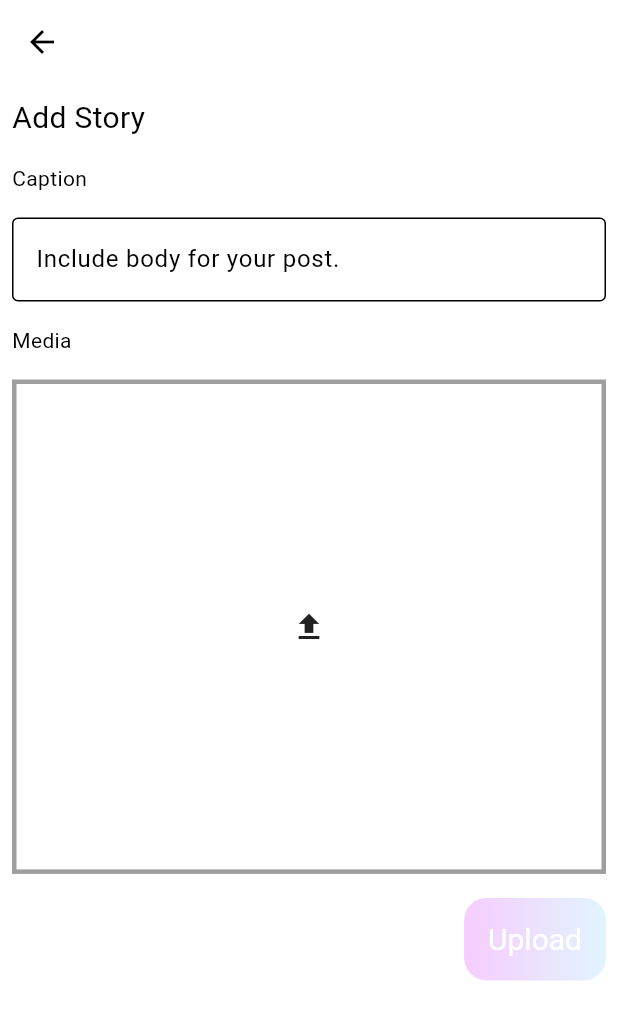
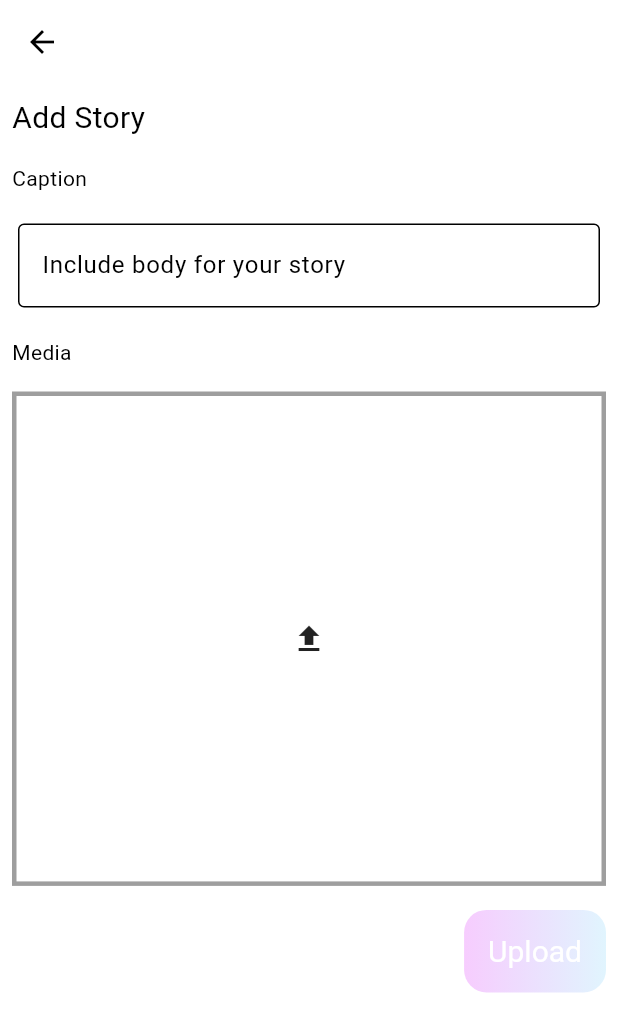
Before and after one commit to DevionStudios/D2D, a Flutter app: the AddStory screen opened directly, after a tap on "Upload", on a phone screen of 412 x 824 dp. Shown: the top 1032 px of the screen. Run offline on Flutter 3.47's test engine with Material 2 defaults, Android fonts, the phone set to English and light mode, and no system bars; our stand-ins replace anim_search_bar, badges, flutter_chat_bubble, flutter_linkify, flutter_otp_text_field, flutter_secure_storage and 11 more; missing offline and left inert: chat_gpt_sdk, circular_reveal_animation, flutter_carousel_slider, flutter_ipfs, flutter_secure_storage_web, swipeable_card_stack and 2 more; accounts and stored records are empty; project files that could hold a hidden picture were left out.

Commit message:
Added @ user Search Textfield

```diff
--- /dev/null
+++ b/lib/components/custom_textfield.dart
@@ -0,0 +1,142 @@
+import 'dart:developer' as dev;
+
+import 'package:flutter/material.dart';
+import 'package:provider/provider.dart';
+
+import 'package:foxxi/models/user.dart';
+import 'package:foxxi/providers/theme_provider.dart';
+
+import '../providers/user_provider.dart';
+
+class CustomTextField extends StatefulWidget {
+  String hintext = '';
+
+  CustomTextField({
+    Key? key,
+    required this.hintext,
+  }) : super(key: key);
+  String caption = '';
+  @override
+  State<CustomTextField> createState() => _CustomTextFieldState();
+}
+
+class _CustomTextFieldState extends State<CustomTextField> {
+  String currentWord = '';
+  List<User> searchedUsers = [];
+  List<String> words = [];
+  String caption = '';
+  bool usernameSelected = false;
+  List<Map<String, dynamic>> followerFollowingList = [];
+  List<User> get users =>
+      followerFollowingList.map((e) => User.fromMap(e)).toList();
+
+  @override
+  void initState() {
+    getfollowerFollowingList();
+    super.initState();
+  }
+
+  void getfollowerFollowingList() {
+    followerFollowingList = [
+      ...?Provider.of<UserProvider>(context, listen: false).user.followers,
+      ...?Provider.of<UserProvider>(context, listen: false).user.following,
+      ...[]
+    ];
+  }
+
+  @override
+  Widget build(BuildContext context) {
+    final isDark = Provider.of<ThemeProvider>(context, listen: true).isDarkMode;
+
+    return RawAutocomplete<User>(
+      optionsBuilder: (TextEditingValue textEditingValue) {
+        if (textEditingValue.text == '') {
+          return [];
+        } else if (users.isNotEmpty && currentWord.startsWith('@')) {
+          List<User> matches = [];
+          matches.addAll(users);
+
+          matches.retainWhere((s) {
+            return s.username
+                .toLowerCase()
+                .contains(currentWord.replaceFirst('@', '').toLowerCase());
+          });
+          dev.log(matches.toString(), name: 'matches');
+          return matches;
+        } else {
+          return [];
+        }
+      },
+      displayStringForOption: (option) {
+        words.last = '@${option.username}';
+        currentWord = words.last;
+
+        return words.join(' ');
+      },
+      onSelected: (User selection) {},
+      fieldViewBuilder: (BuildContext context,
+          TextEditingController textEditingController,
+          FocusNode focusNode,
+          VoidCallback onFieldSubmitted) {
+        return Padding(
+          padding: const EdgeInsets.all(12.0),
+          child: TextField(
+            onChanged: (value) {
+              caption = value;
+              dev.log(caption, name: 'CAP');
+              words = value.split(' ');
+              currentWord = words.last;
+              dev.log(words.toString(), name: 'Words');
+              dev.log(currentWord, name: 'Current Word');
+            },
+            focusNode: focusNode,
+            style:
+                TextStyle(color: isDark ? Colors.grey.shade100 : Colors.black),
+            controller: textEditingController,
+            onSubmitted: (value) {
+              widget.caption = value;
+            },
+            decoration: InputDecoration(
+              border: const OutlineInputBorder(),
+              hintText: widget.hintext,
+            ),
+          ),
+        );
+      },
+      optionsViewBuilder: (BuildContext context, void Function(User) onSelected,
+          Iterable<User> options) {
+        return Material(
+            child: SizedBox(
+                height: 200,
+                child: SingleChildScrollView(
+                    child: Column(
+                  children: options.map((opt) {
+                    return InkWell(
+                      onTap: () {
+                        onSelected(opt);
+                      },
+                      child: Container(
+                        padding: const EdgeInsets.only(right: 60),
+                        child: ListTile(
+                          leading: CircleAvatar(
+                            backgroundImage: NetworkImage(opt.image),
+                          ),
+                          title: Text(
+                            opt.name,
+                            style: TextStyle(
+                                color: isDark ? Colors.white : Colors.black),
+                          ),
+                          subtitle: Text(
+                            opt.username,
+                            style: TextStyle(
+                                color: isDark ? Colors.white : Colors.black),
+                          ),
+                        ),
+                      ),
+                    );
+                  }).toList(),
+                ))));
+      },
+    );
+  }
+}
--- a/lib/widgets/add_story.dart
+++ b/lib/widgets/add_story.dart
@@ -1,6 +1,7 @@
 import 'dart:io';
 
 import 'package:flutter/material.dart';
+import 'package:foxxi/components/custom_textfield.dart';
 import 'package:foxxi/providers/theme_provider.dart';
 import 'package:foxxi/services/story_service.dart';
 import 'package:foxxi/utils.dart';
@@ -21,11 +22,8 @@ class AddStory extends StatefulWidget {
 }
 
 class _AddStoryState extends State<AddStory> {
-  @override
-  void didChangeDependencies() {
-    super.didChangeDependencies();
-  }
-
+  final CustomTextField _customTextField =
+      CustomTextField(hintext: 'Include body for your story');
   Items? selectedMenu;
 
   var _image;
@@ -35,7 +33,6 @@ class _AddStoryState extends State<AddStory> {
   VideoPlayerController? _videoPlayerController;
   StoryService storyService = StoryService();
   XFile? image;
-  final TextEditingController _captionController = TextEditingController();
 
 // This funcion will helps you to pick a Video File
   _pickVideo() async {
@@ -73,18 +70,11 @@ class _AddStoryState extends State<AddStory> {
   }
 
   @override
-  void dispose() {
-    _captionController.dispose();
-    super.dispose();
-  }
-
-  @override
   Widget build(BuildContext context) {
     final isDark = Provider.of<ThemeProvider>(context).isDarkMode;
 
     return Scaffold(
       backgroundColor: isDark ? Colors.grey.shade900 : Colors.white,
-
       appBar: AppBar(
         elevation: 0,
       ),
@@ -94,30 +84,26 @@ class _AddStoryState extends State<AddStory> {
               crossAxisAlignment: CrossAxisAlignment.start,
               children: [
                 Padding(
-                  padding: EdgeInsets.all(8.0),
+                  padding: const EdgeInsets.all(8.0),
                   child: Text(
                     'Add Story',
-                    style: TextStyle(fontSize: 20,color: isDark?Colors.grey.shade100:Colors.black),
+                    style: TextStyle(
+                        fontSize: 20,
+                        color: isDark ? Colors.grey.shade100 : Colors.black),
                   ),
                 ),
                 Padding(
-                  padding: EdgeInsets.all(8.0),
-                  child: Text('Caption',style:TextStyle(color: isDark?Colors.grey.shade100:Colors.black)),
+                  padding: const EdgeInsets.all(8.0),
+                  child: Text('Caption',
+                      style: TextStyle(
+                          color: isDark ? Colors.grey.shade100 : Colors.black)),
                 ),
+                _customTextField,
                 Padding(
                   padding: const EdgeInsets.all(8.0),
-                  child: TextField(
-                    controller: _captionController,
-                    decoration: const InputDecoration(
-                      // labelText: 'Caption',
-                      border: OutlineInputBorder(),
-                      hintText: 'Include body for your post.',
-                    ),
-                  ),
-                ),
-                 Padding(
-                  padding: EdgeInsets.all(8.0),
-                  child: Text('Media',style:TextStyle(color: isDark?Colors.grey.shade100:Colors.black)),
+                  child: Text('Media',
+                      style: TextStyle(
+                          color: isDark ? Colors.grey.shade100 : Colors.black)),
                 ),
                 Padding(
                   padding: const EdgeInsets.all(8.0),
@@ -212,10 +198,10 @@ class _AddStoryState extends State<AddStory> {
                             textStyle: const TextStyle(fontSize: 20),
                           ),
                           onPressed: () {
-                            if (_captionController.text.isNotEmpty) {
+                            if (_customTextField.caption.isNotEmpty) {
                               storyService.createStories(
                                   context: context,
-                                  caption: _captionController.text,
+                                  caption: _customTextField.caption,
                                   imageFilePath: image!.path);
                               Navigator.pop(context);
                             } else {
@@ -234,30 +220,30 @@ class _AddStoryState extends State<AddStory> {
               crossAxisAlignment: CrossAxisAlignment.start,
               children: [
                 Padding(
-                  padding: EdgeInsets.all(8.0),
+                  padding: const EdgeInsets.all(8.0),
                   child: Text(
                     'Add Story',
-                    style: TextStyle(fontSize: 20,color: isDark?Colors.grey.shade100:Colors.black),
+                    style: TextStyle(
+                        fontSize: 20,
+                        color: isDark ? Colors.grey.shade100 : Colors.black),
                   ),
                 ),
                 Padding(
-                  padding: EdgeInsets.all(8.0),
-                  child: Text('Caption',style: TextStyle(color: isDark?Colors.grey.shade100:Colors.black),),
+                  padding: const EdgeInsets.all(8.0),
+                  child: Text(
+                    'Caption',
+                    style: TextStyle(
+                        color: isDark ? Colors.grey.shade100 : Colors.black),
                   ),
+                ),
+                _customTextField,
                 Padding(
                   padding: const EdgeInsets.all(8.0),
-                  child: TextField(
-                    controller: _captionController,
-                    decoration: const InputDecoration(
-                      // labelText: 'Caption',
-                      border: OutlineInputBorder(),
-                      hintText: 'Include body for your post.',
+                  child: Text(
+                    'Media',
+                    style: TextStyle(
+                        color: isDark ? Colors.grey.shade100 : Colors.black),
                   ),
-                  ),
-                ),
-                 Padding(
-                  padding: EdgeInsets.all(8.0),
-                  child: Text('Media',style: TextStyle(color: isDark?Colors.grey.shade100:Colors.black),),
                 ),
                 Padding(
                   padding: const EdgeInsets.all(8.0),
@@ -339,10 +325,10 @@ class _AddStoryState extends State<AddStory> {
                             textStyle: const TextStyle(fontSize: 20),
                           ),
                           onPressed: () {
-                            if (_captionController.text.isNotEmpty) {
+                            if (_customTextField.caption.isNotEmpty) {
                               storyService.createStories(
                                   context: context,
-                                  caption: _captionController.text,
+                                  caption: _customTextField.caption,
                                   videoFilePath: pickedFile!.path);
                               Navigator.pop(context);
                             } else {
```
Also changed, not shown: lib/widgets/add_comment.dart (+12 -14 lines), lib/widgets/add_post.dart (+23 -41 lines). Lines whose indentation alone changed are shown as unchanged.
